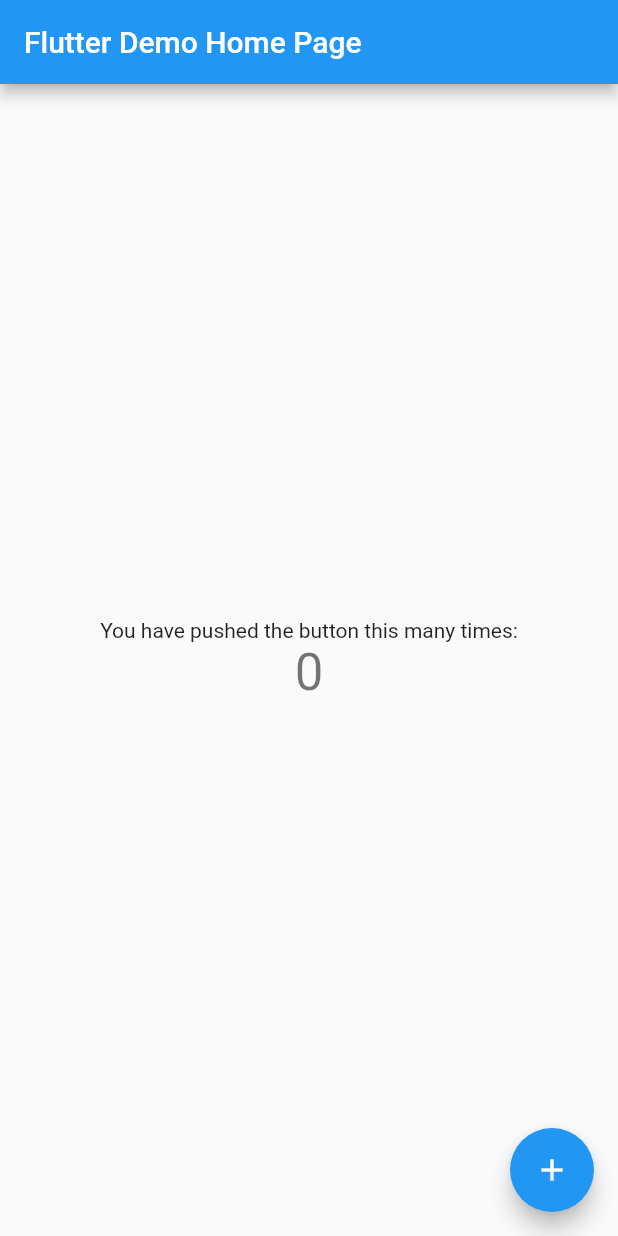
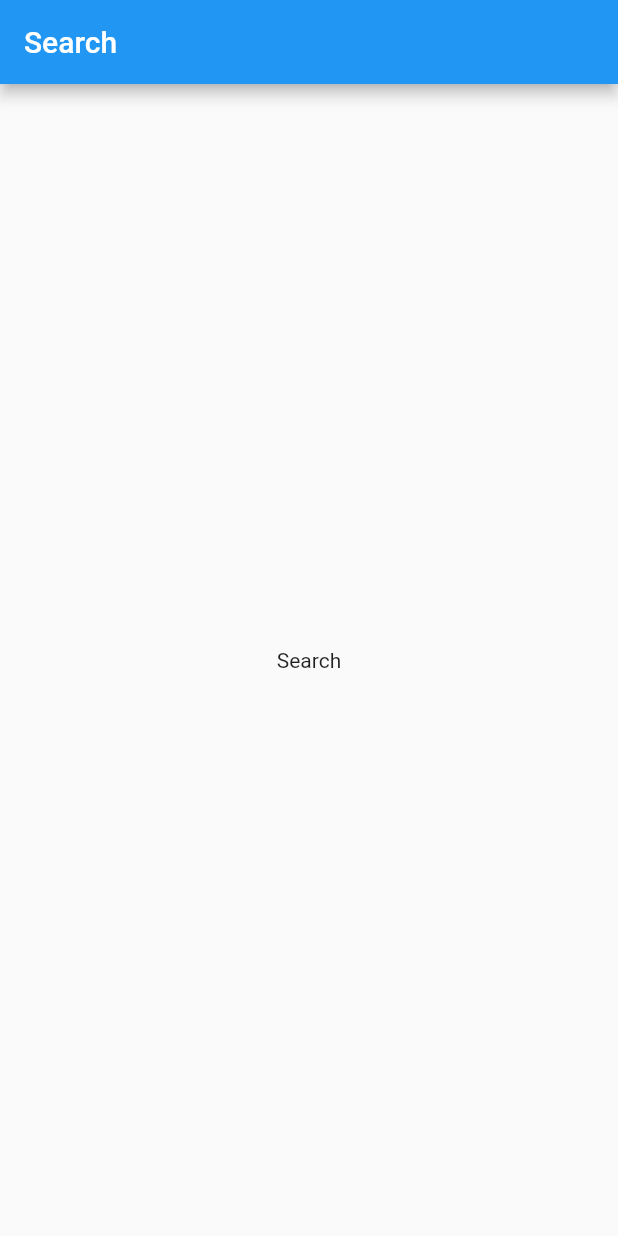
Before and after one commit to biplobsd/productView, a Flutter app: the screen it shows after launch, on a phone screen of 412 x 824 dp. Run offline on Flutter 3.47's test engine with Material 2 defaults, Android fonts, the light colour scheme and no system bars.

Commit message:
startup structure

```diff
--- /dev/null
+++ b/lib/app/app.dart
@@ -0,0 +1 @@
+export 'view/app.dart';
--- /dev/null
+++ b/lib/app/view/app.dart
@@ -0,0 +1,16 @@
+import 'package:flutter/material.dart';
+import 'package:productview/app/view/search/search.dart';
+import 'package:productview/routes/routes.dart';
+
+class App extends StatelessWidget {
+  const App({Key? key}) : super(key: key);
+
+  @override
+  Widget build(BuildContext context) {
+    return MaterialApp(
+      debugShowCheckedModeBanner: false,
+      onGenerateRoute: Routes().onGenerateRoute,
+      initialRoute: SearchPage.pathName,
+    );
+  }
+}
--- /dev/null
+++ b/lib/app/view/product_details/product_details.dart
@@ -0,0 +1,18 @@
+import 'package:flutter/material.dart';
+
+class ProductDetailsPage extends StatelessWidget {
+  const ProductDetailsPage({Key? key}) : super(key: key);
+  static const String pathName = '/productdetails';
+
+  @override
+  Widget build(BuildContext context) {
+    return Scaffold(
+      appBar: AppBar(
+        title: const Text('Product Details'),
+      ),
+      body: const Center(
+        child: Text('Product Details'),
+      ),
+    );
+  }
+}
--- /dev/null
+++ b/lib/app/view/search/search.dart
@@ -0,0 +1,18 @@
+import 'package:flutter/material.dart';
+
+class SearchPage extends StatelessWidget {
+  const SearchPage({Key? key}) : super(key: key);
+  static const String pathName = '/search';
+
+  @override
+  Widget build(BuildContext context) {
+    return Scaffold(
+      appBar: AppBar(
+        title: const Text('Search'),
+      ),
+      body: const Center(
+        child: Text('Search'),
+      ),
+    );
+  }
+}
--- a/lib/main.dart
+++ b/lib/main.dart
@@ -1,115 +1,6 @@
 import 'package:flutter/material.dart';
+import 'package:productview/app/app.dart';
 
 void main() {
-  runApp(const MyApp());
+  runApp(const App());
 }
-
-class MyApp extends StatelessWidget {
-  const MyApp({Key? key}) : super(key: key);
-
-  // This widget is the root of your application.
-  @override
-  Widget build(BuildContext context) {
-    return MaterialApp(
-      title: 'Flutter Demo',
-      theme: ThemeData(
-        // This is the theme of your application.
-        //
-        // Try running your application with "flutter run". You'll see the
-        // application has a blue toolbar. Then, without quitting the app, try
-        // changing the primarySwatch below to Colors.green and then invoke
-        // "hot reload" (press "r" in the console where you ran "flutter run",
-        // or simply save your changes to "hot reload" in a Flutter IDE).
-        // Notice that the counter didn't reset back to zero; the application
-        // is not restarted.
-        primarySwatch: Colors.blue,
-      ),
-      home: const MyHomePage(title: 'Flutter Demo Home Page'),
-    );
-  }
-}
-
-class MyHomePage extends StatefulWidget {
-  const MyHomePage({Key? key, required this.title}) : super(key: key);
-
-  // This widget is the home page of your application. It is stateful, meaning
-  // that it has a State object (defined below) that contains fields that affect
-  // how it looks.
-
-  // This class is the configuration for the state. It holds the values (in this
-  // case the title) provided by the parent (in this case the App widget) and
-  // used by the build method of the State. Fields in a Widget subclass are
-  // always marked "final".
-
-  final String title;
-
-  @override
-  State<MyHomePage> createState() => _MyHomePageState();
-}
-
-class _MyHomePageState extends State<MyHomePage> {
-  int _counter = 0;
-
-  void _incrementCounter() {
-    setState(() {
-      // This call to setState tells the Flutter framework that something has
-      // changed in this State, which causes it to rerun the build method below
-      // so that the display can reflect the updated values. If we changed
-      // _counter without calling setState(), then the build method would not be
-      // called again, and so nothing would appear to happen.
-      _counter++;
-    });
-  }
-
-  @override
-  Widget build(BuildContext context) {
-    // This method is rerun every time setState is called, for instance as done
-    // by the _incrementCounter method above.
-    //
-    // The Flutter framework has been optimized to make rerunning build methods
-    // fast, so that you can just rebuild anything that needs updating rather
-    // than having to individually change instances of widgets.
-    return Scaffold(
-      appBar: AppBar(
-        // Here we take the value from the MyHomePage object that was created by
-        // the App.build method, and use it to set our appbar title.
-        title: Text(widget.title),
-      ),
-      body: Center(
-        // Center is a layout widget. It takes a single child and positions it
-        // in the middle of the parent.
-        child: Column(
-          // Column is also a layout widget. It takes a list of children and
-          // arranges them vertically. By default, it sizes itself to fit its
-          // children horizontally, and tries to be as tall as its parent.
-          //
-          // Invoke "debug painting" (press "p" in the console, choose the
-          // "Toggle Debug Paint" action from the Flutter Inspector in Android
-          // Studio, or the "Toggle Debug Paint" command in Visual Studio Code)
-          // to see the wireframe for each widget.
-          //
-          // Column has various properties to control how it sizes itself and
-          // how it positions its children. Here we use mainAxisAlignment to
-          // center the children vertically; the main axis here is the vertical
-          // axis because Columns are vertical (the cross axis would be
-          // horizontal).
-          mainAxisAlignment: MainAxisAlignment.center,
-          children: <Widget>[
-            const Text(
-              'You have pushed the button this many times:',
-            ),
-            Text(
-              '$_counter',
-              style: Theme.of(context).textTheme.headline4,
-            ),
-          ],
-        ),
-      ),
-      floatingActionButton: FloatingActionButton(
-        onPressed: _incrementCounter,
-        tooltip: 'Increment',
-        child: const Icon(Icons.add),
-      ), // This trailing comma makes auto-formatting nicer for build methods.
-    );
-  }
-}
--- /dev/null
+++ b/lib/routes/routes.dart
@@ -0,0 +1,22 @@
+import 'package:flutter/material.dart';
+import 'package:productview/app/view/product_details/product_details.dart';
+import 'package:productview/app/view/search/search.dart';
+
+class Routes {
+  Route? onGenerateRoute(RouteSettings settings) {
+    final args = settings.arguments;
+
+    switch (settings.name) {
+      case SearchPage.pathName:
+        return MaterialPageRoute<SearchPage>(
+          builder: (context) => const SearchPage(),
+        );
+      case ProductDetailsPage.pathName:
+        return MaterialPageRoute<ProductDetailsPage>(
+          builder: (context) => const ProductDetailsPage(),
+        );
+      default:
+        return null;
+    }
+  }
+}
--- a/pubspec.yaml
+++ b/pubspec.yaml
@@ -34,6 +34,8 @@
   # The following adds the Cupertino Icons font to your application.
   # Use with the CupertinoIcons class for iOS style icons.
   cupertino_icons: ^1.0.2
+  bloc: ^8.0.3
+  flutter_bloc: ^8.0.1
 
 dev_dependencies:
   flutter_test:
```
Also changed, not shown: pubspec.lock, 1 other file.
